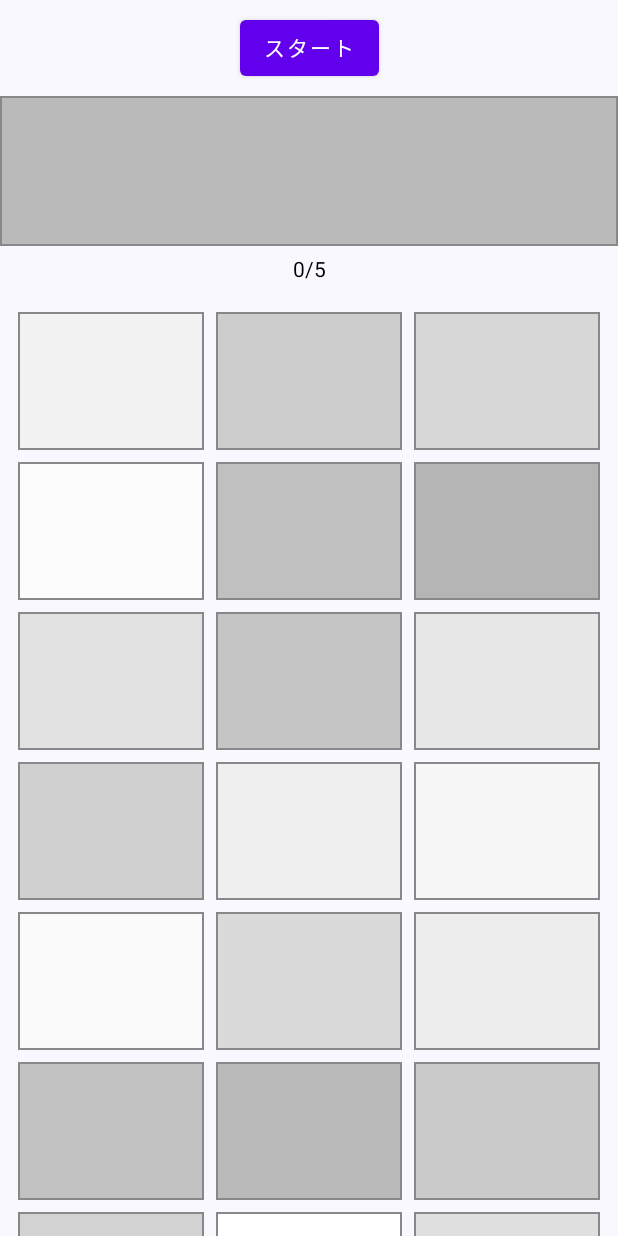
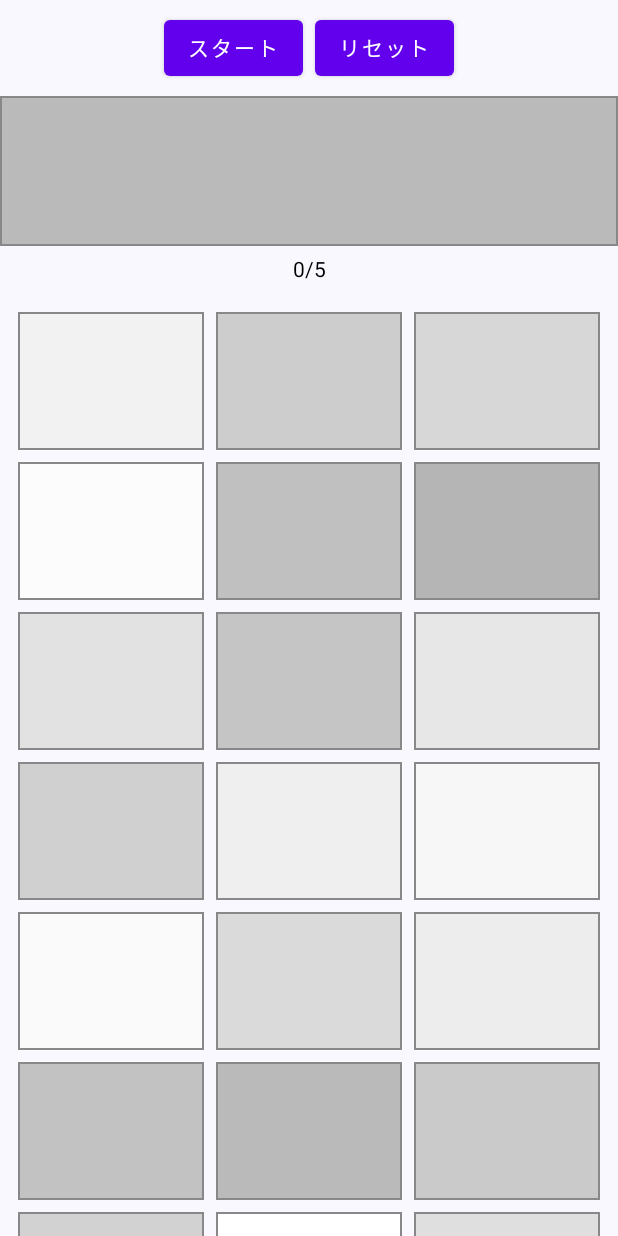
Before and after one commit to KYOHEI-jp/AhnmikaWhite, an Android app built with Jetpack Compose: the screen it shows after launch (MainActivity), after a tap on "スタート", on a phone screen of 412 x 824 dp. Run offline under Robolectric (Android 15) with nearby library versions, the phone set to English and light mode, and no system bars.

Commit message:
Toastに変更

```diff
--- a/app/src/main/java/com/example/anmikacolors/screen/ColorScreen.kt
+++ b/app/src/main/java/com/example/anmikacolors/screen/ColorScreen.kt
@@ -1,4 +1,5 @@
 package com.example.anmikacolors.screen
+import android.widget.Toast
 import androidx.compose.foundation.background
 import androidx.compose.foundation.border
 import androidx.compose.foundation.clickable
@@ -13,10 +14,14 @@ import androidx.compose.runtime.*
 import androidx.compose.ui.Modifier
 import androidx.compose.ui.graphics.Color
 import androidx.compose.ui.unit.dp
+import androidx.compose.ui.Alignment
+import androidx.compose.ui.platform.LocalContext
+import com.example.anmikacolors.composable.WhiteBox
+import kotlinx.coroutines.delay
 
 @Composable
 fun ColorScreen() {
-    // 30種類の異なる濃度の白色を生成
+    val context = LocalContext.current
     val originalShadesOfWhite = List(30) { i ->
         val shade = 1f - (i / 29f * 0.3f)
         Color(shade, shade, shade)
@@ -26,14 +31,15 @@ fun ColorScreen() {
     var selectedColor by remember { mutableStateOf(Color.White) }
     var showStartButton by remember { mutableStateOf(true) }
     var attempts by remember { mutableStateOf(0) }
-    var showAlert by remember { mutableStateOf(false) }
-    var alertMessage by remember { mutableStateOf("") }
+    var toastMessage by remember { mutableStateOf("") }
+    var showAnswer by remember { mutableStateOf(false) }
 
     // クイズをリセットする関数
     fun resetQuiz() {
         showStartButton = true
         attempts = 0
-        shadesOfWhite = originalShadesOfWhite.shuffled() // グリッドの色をシャッフル
+        showAnswer = false
+        shadesOfWhite = originalShadesOfWhite.shuffled()
         selectedColor = shadesOfWhite.random()
     }
 
@@ -42,44 +48,48 @@ fun ColorScreen() {
         if (attempts < 5) {
             attempts++
             if (color == selectedColor) {
-                alertMessage = "正解！"
+                toastMessage = "正解！"
+                resetQuiz()
             } else {
-                alertMessage = if (attempts >= 5) "失敗！" else "不正解..."
+                if (attempts >= 5) {
+                    showAnswer = true
+                    toastMessage = "失敗！"
+                    resetQuiz()
+                } else {
+                    toastMessage = "不正解..."
                 }
-            showAlert = true
-            if (attempts >= 5) {
-                resetQuiz()
             }
         }
     }
 
-    if (showAlert) {
-        AlertDialog(
-            onDismissRequest = { showAlert = false },
-            title = { Text("結果") },
-            text = { Text(alertMessage) },
-            confirmButton = {
-                Button(onClick = { showAlert = false }) {
-                    Text("OK")
+    // Toastを表示
+    LaunchedEffect(toastMessage) {
+        if (toastMessage.isNotEmpty()) {
+            Toast.makeText(context, toastMessage, Toast.LENGTH_SHORT).show()
+            delay(2000) // Toast表示時間
+            toastMessage = "" // Toastメッセージをリセット
         }
     }
-        )
-    }
 
+    // UIのレイアウト
     Column(modifier = Modifier.fillMaxSize()) {
-        if (showStartButton) {
         Row(
             modifier = Modifier
                 .fillMaxWidth()
                 .padding(8.dp),
             horizontalArrangement = Arrangement.Center
         ) {
+            if (showStartButton) {
                 Button(onClick = {
                     showStartButton = false
                     resetQuiz()
                 }) {
                     Text("スタート")
                 }
+            }
+            Spacer(modifier = Modifier.width(8.dp))
+            Button(onClick = { resetQuiz() }) {
+                Text("リセット")
             }
         }
 
@@ -92,7 +102,6 @@ fun ColorScreen() {
                 .padding(8.dp)
         )
 
-        // 現在の試行回数と最大試行回数を表示
         Row(
             modifier = Modifier
                 .fillMaxWidth()
@@ -108,20 +117,8 @@ fun ColorScreen() {
             modifier = Modifier.weight(1f)
         ) {
             items(shadesOfWhite) { color ->
-                WhiteBox(color = color, onClick = { selectColor(color) })
+                WhiteBox(color = color, onClick = { selectColor(color) }, showAnswer = showAnswer && color == selectedColor)
             }
         }
     }
 }
-
-@Composable
-fun WhiteBox(color: Color, onClick: () -> Unit) {
-    Box(
-        modifier = Modifier
-            .size(100.dp)
-            .padding(4.dp)
-            .border(1.dp, Color.Gray)
-            .background(color)
-            .clickable(onClick = onClick)
-    )
-}
```
Lines whose indentation alone changed are shown as unchanged.
